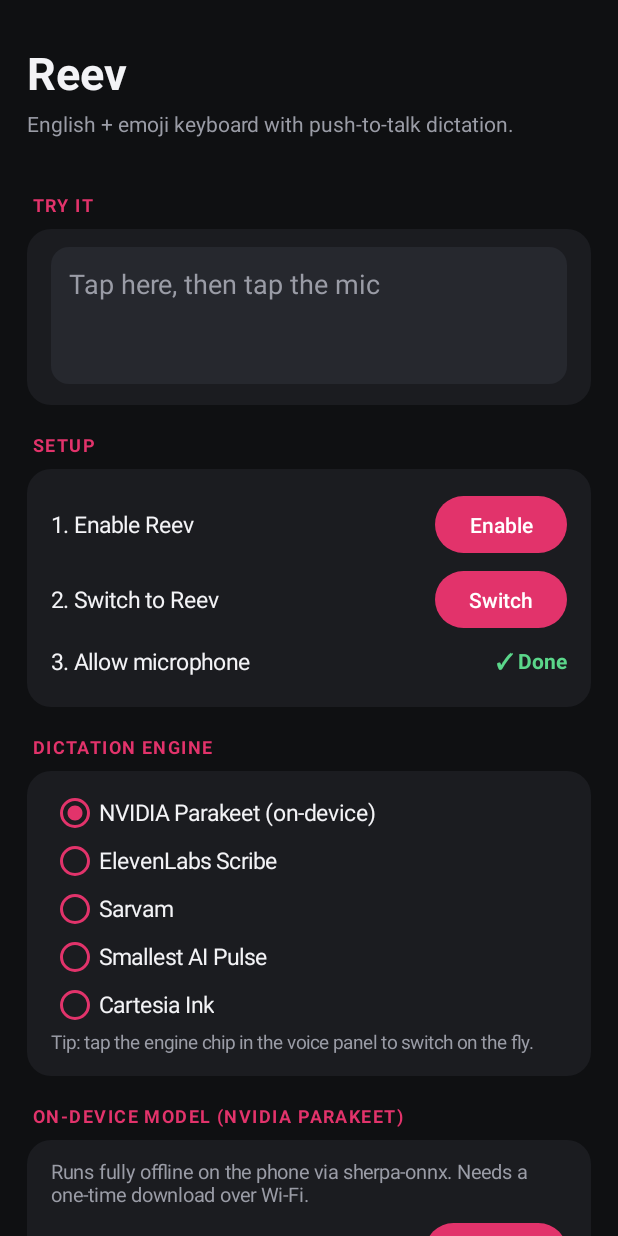
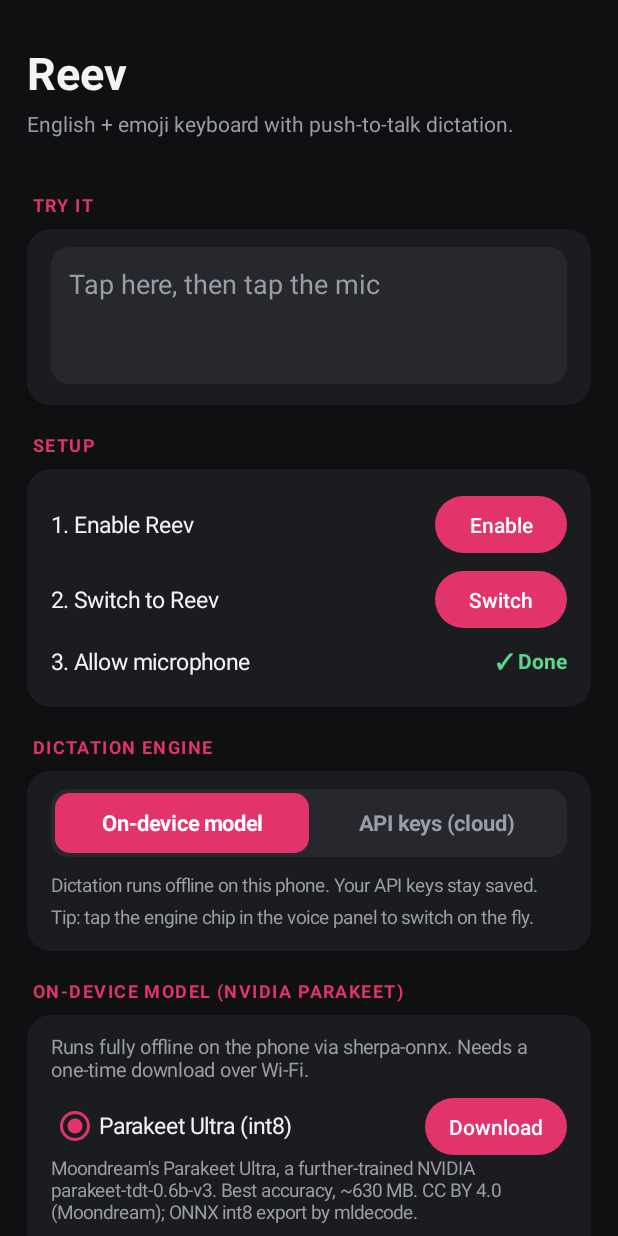
Before and after one commit to asispan/reev, an Android app: the screen it shows after launch (SettingsActivity), on a phone screen of 412 x 824 dp. Run offline under Robolectric (Android 15) with nearby library versions, the phone set to English and light mode, and no system bars; libraries missing offline, so code that uses them is left out: com.k2fsa.sherpa.

Commit message:
Settings: manual switch between the on-device model and cloud API keys
Switching only changes which engine dictation uses: the downloaded model and the saved keys both stay
on the phone. Finishing a model download no longer flips the switch back to on-device.

```diff
--- a/app/src/main/java/com/asis/reev/Prefs.kt
+++ b/app/src/main/java/com/asis/reev/Prefs.kt
@@ -21,7 +21,21 @@ class Prefs(ctx: Context) {
 
     var engine: Engine
         get() = Engine.from(sp.getString("engine", Engine.LOCAL.id))
-        set(v) = sp.edit().putString("engine", v.id).apply()
+        set(v) {
+            val ed = sp.edit().putString("engine", v.id)
+            if (v != Engine.LOCAL) ed.putString("cloud_engine", v.id)
+            ed.apply()
+        }
+
+    /**
+     * The cloud provider used when dictation is switched to "API keys": the last one picked, else the first
+     * with a key saved, else Sarvam. Switching between on-device and cloud only changes [engine]; the
+     * downloaded model and the saved keys are left alone.
+     */
+    val cloudEngine: Engine
+        get() = Engine.from(sp.getString("cloud_engine", null)).takeIf { it != Engine.LOCAL }
+            ?: Engine.entries.firstOrNull { it != Engine.LOCAL && apiKey(it).isNotEmpty() }
+            ?: Engine.SARVAM
 
     /**
      * API keys are stored encrypted (see [KeyVault]) under "ekey_<engine>". A plaintext "key_<engine>" left by
--- a/app/src/main/java/com/asis/reev/SettingsActivity.kt
+++ b/app/src/main/java/com/asis/reev/SettingsActivity.kt
@@ -102,18 +102,45 @@ class SettingsActivity : Activity() {
 
         // ---- engine
         val eng = section("Dictation engine")
+        // Manual switch: on-device model or cloud API keys. It only changes which engine dictation uses;
+        // the downloaded model and the saved keys both stay on the phone.
+        val segLocal = segment("On-device model")
+        val segCloud = segment("API keys (cloud)")
+        val seg = LinearLayout(this).apply {
+            orientation = LinearLayout.HORIZONTAL; background = rounded(Color.parseColor("#26282E"), 12)
+            setPadding(dpi(3), dpi(3), dpi(3), dpi(3))
+            addView(segLocal, LinearLayout.LayoutParams(0, dpi(40), 1f)); addView(segCloud, LinearLayout.LayoutParams(0, dpi(40), 1f))
+        }
+        val providers = LinearLayout(this).apply { orientation = LinearLayout.VERTICAL; setPadding(0, dpi(10), 0, 0) }
+        providers.addView(text("Provider", 13.5f, fg, bold = true))
         val rg = RadioGroup(this)
-        Engine.entries.forEach { e ->
+        val cloud = prefs.cloudEngine
+        Engine.entries.filter { it != Engine.LOCAL }.forEach { e ->
             val rb = RadioButton(this).apply {
                 text = e.title; setTextColor(fg); textSize = 15f; id = View.generateViewId(); tag = e
                 buttonTintList = android.content.res.ColorStateList.valueOf(accent)
             }
             rg.addView(rb)
-            if (prefs.engine == e) rb.isChecked = true
+            if (cloud == e) rb.isChecked = true
         }
         rg.setOnCheckedChangeListener { g, id -> (g.findViewById<View>(id).tag as Engine).let { prefs.engine = it; Engines.warm(this, it) } }
-        eng.addView(rg)
-        eng.addView(text("Tip: tap the engine chip in the voice panel to switch on the fly.", 12.5f, sub))
+        providers.addView(rg)
+        val modeNote = text("", 12.5f, sub).also { it.setPadding(0, dpi(10), 0, 0) }
+        fun showMode() {
+            val local = prefs.engine == Engine.LOCAL
+            segLocal.background = if (local) rounded(accent, 10) else null
+            segCloud.background = if (local) null else rounded(accent, 10)
+            segLocal.setTextColor(if (local) Color.WHITE else sub); segCloud.setTextColor(if (local) sub else Color.WHITE)
+            providers.visibility = if (local) View.GONE else View.VISIBLE
+            segLocal.isSelected = local; segCloud.isSelected = !local   // announced by screen readers
+            modeNote.text = if (local) "Dictation runs offline on this phone. Your API keys stay saved."
+                else "Audio is streamed to the provider above. The downloaded model stays on the phone; switch back any time."
+        }
+        segLocal.setOnClickListener { prefs.engine = Engine.LOCAL; Engines.warm(this, Engine.LOCAL); showMode() }
+        segCloud.setOnClickListener { prefs.cloudEngine.let { prefs.engine = it; Engines.warm(this, it) }; showMode() }
+        showMode()
+        eng.addView(seg); eng.addView(providers); eng.addView(modeNote)
+        eng.addView(text("Tip: tap the engine chip in the voice panel to switch on the fly.", 12.5f, sub).also { it.setPadding(0, dpi(4), 0, 0) })
 
         // ---- local model
         val loc = section("On-device model (NVIDIA Parakeet)")
@@ -260,6 +287,10 @@ class SettingsActivity : Activity() {
         text = s; textSize = size; setTextColor(color); if (bold) typeface = Typeface.DEFAULT_BOLD
     }
 
+    private fun segment(s: String) = TextView(this).apply {
+        text = s; textSize = 14.5f; gravity = Gravity.CENTER; typeface = Typeface.DEFAULT_BOLD; isClickable = true
+    }
+
     private fun spaced() = LinearLayout.LayoutParams(LinearLayout.LayoutParams.WRAP_CONTENT, LinearLayout.LayoutParams.WRAP_CONTENT).apply { topMargin = dpi(10) }
 
     private fun button(s: String, onClick: () -> Unit) = Button(this).apply {
--- a/app/src/main/java/com/asis/reev/stt/ModelManager.kt
+++ b/app/src/main/java/com/asis/reev/stt/ModelManager.kt
@@ -88,8 +88,9 @@ object ModelManager {
         worker.execute {
             val err = try {
                 download(app, m) { d, t -> listeners.forEach { l -> runCatching { l.onProgress(m, d, t) } } }
-                val p = com.asis.reev.Prefs(app); p.localModel = m.id; p.engine = com.asis.reev.Engine.LOCAL
-                runCatching { Engines.warm(app, com.asis.reev.Engine.LOCAL) }
+                // Pick the new model, but leave the on-device/cloud switch where the user set it.
+                val p = com.asis.reev.Prefs(app); p.localModel = m.id
+                if (p.engine == com.asis.reev.Engine.LOCAL) runCatching { Engines.warm(app, com.asis.reev.Engine.LOCAL) }
                 null
             } catch (e: InterruptedException) { "cancelled" } catch (e: Throwable) { e.message ?: e.javaClass.simpleName }
             finally { active.set(null) }
```
